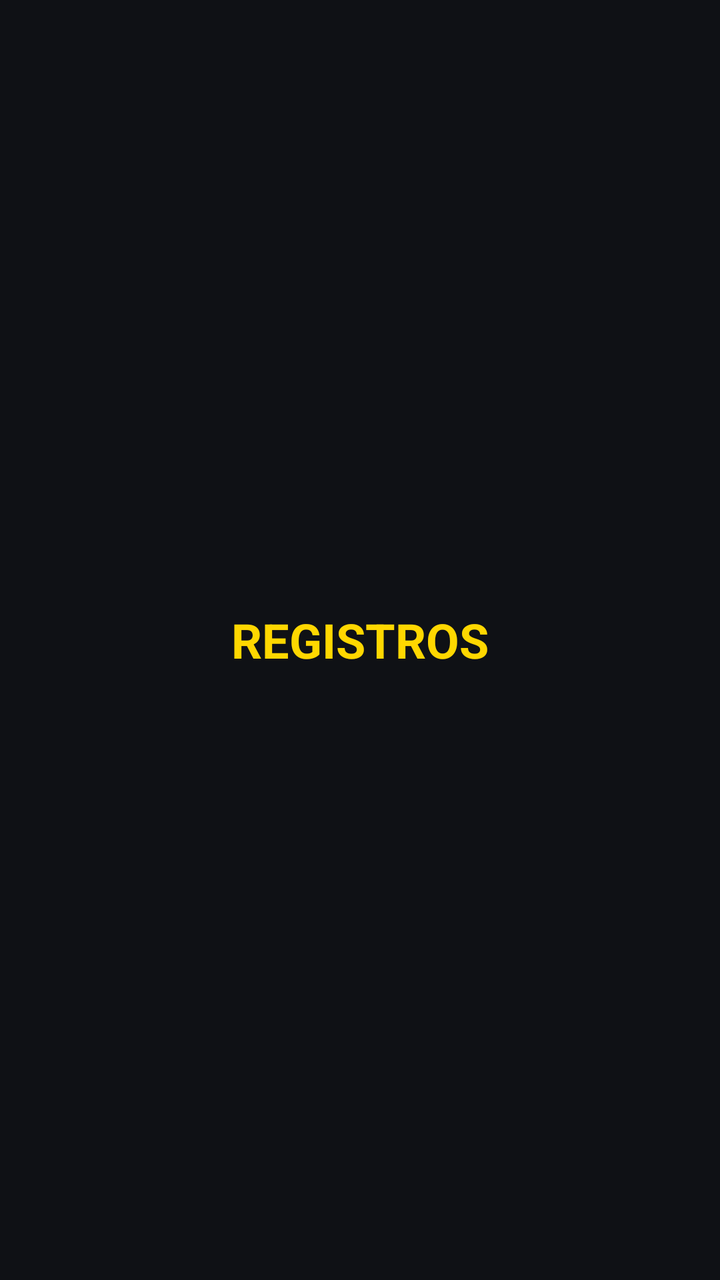
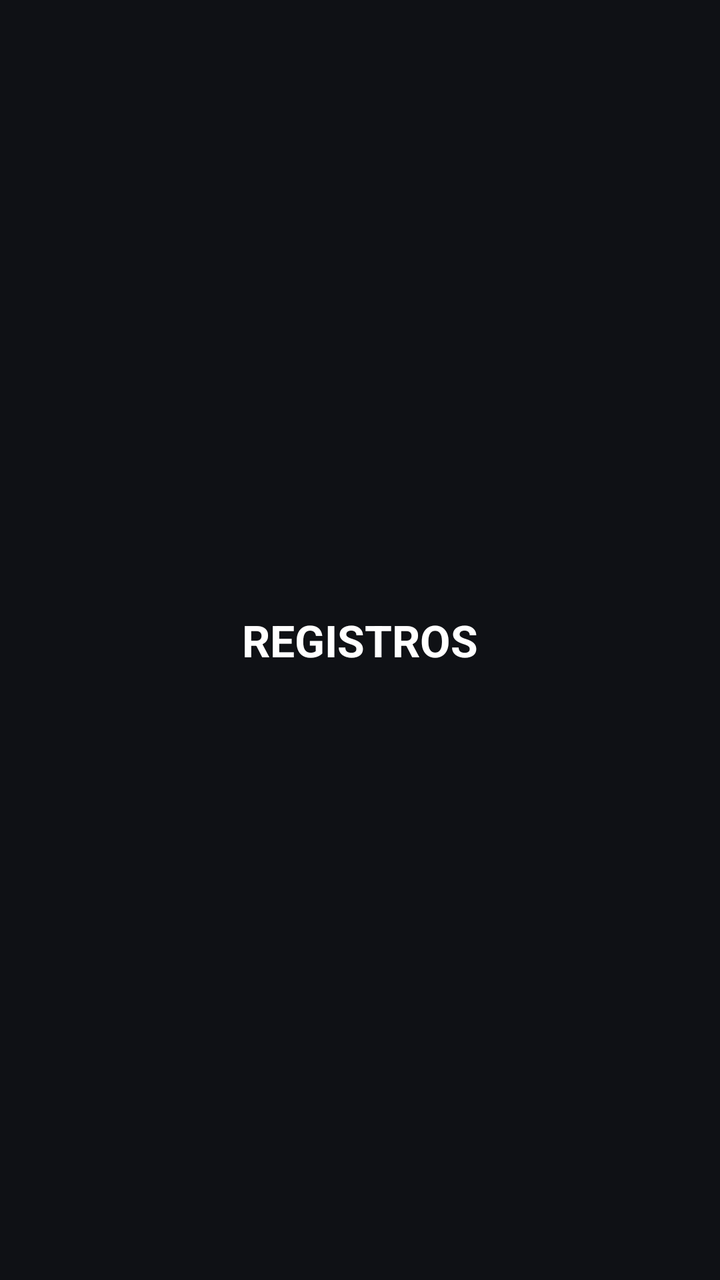

Compare the two renders of this Android layout. The source of the first and the diff that turns it into the second are given below.
<!-- AndroidManifest.xml: application theme Theme.VPNOverSSH -->
<!-- res/layout/fragment_registros.xml -->
<?xml version="1.0" encoding="utf-8"?>
<LinearLayout xmlns:android="http://schemas.android.com/apk/res/android" android:layout_width="match_parent" android:layout_height="match_parent" android:orientation="vertical" android:gravity="center" android:background="#0F1115"><TextView android:layout_width="wrap_content" android:layout_height="wrap_content" android:text="REGISTROS" android:textColor="#FFD700" android:textSize="24sp" android:textStyle="bold"/></LinearLayout>
<!-- resources referenced by this layout -->
<resources>
  <style name="Theme.VPNOverSSH" parent="android:Theme.Material.Light.NoActionBar">
          <item name="android:windowBackground">@android:color/black</item>
          <item name="android:textColor">@android:color/white</item>
      </style>
</resources>

<!-- the commit's change to res/layout/fragment_registros.xml (unified diff, before → after) -->
@@ -1,2 +1,2 @@
 <?xml version="1.0" encoding="utf-8"?>
-<LinearLayout xmlns:android="http://schemas.android.com/apk/res/android" android:layout_width="match_parent" android:layout_height="match_parent" android:orientation="vertical" android:gravity="center" android:background="#0F1115"><TextView android:layout_width="wrap_content" android:layout_height="wrap_content" android:text="REGISTROS" android:textColor="#FFD700" android:textSize="24sp" android:textStyle="bold"/></LinearLayout>
+<LinearLayout xmlns:android="http://schemas.android.com/apk/res/android" android:layout_width="match_parent" android:layout_height="match_parent" android:orientation="vertical" android:gravity="center" android:background="#0F1115"><TextView android:layout_width="wrap_content" android:layout_height="wrap_content" android:text="REGISTROS" android:textColor="#FFFFFF" android:textSize="22sp" android:textStyle="bold"/></LinearLayout>
